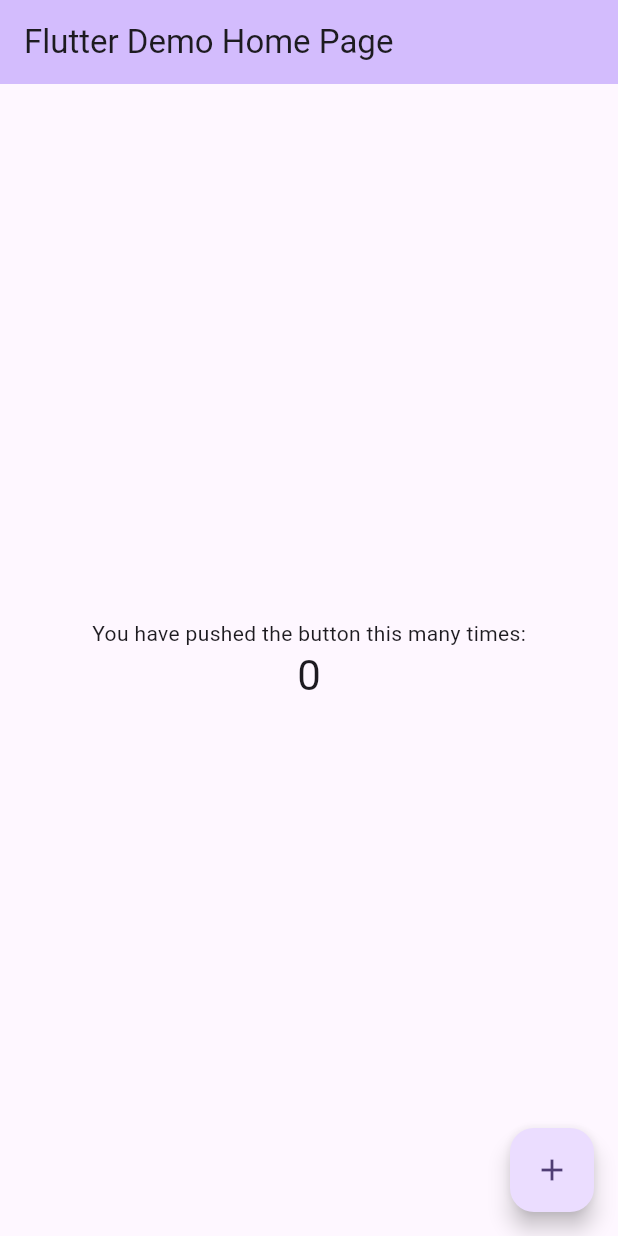
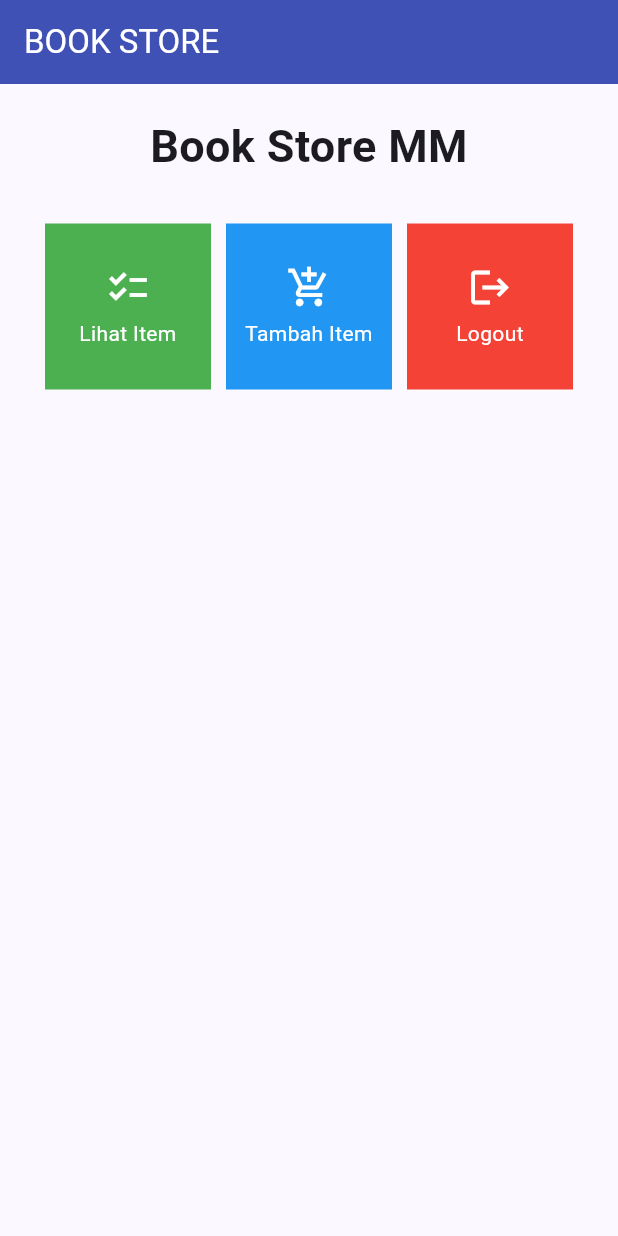
Before and after one commit to monicaa37/book-store-mobile, a Flutter app: the screen it shows after launch, on a phone screen of 412 x 824 dp. Run offline on Flutter 3.47's test engine with Material 2 defaults, Android fonts, the phone set to English and light mode, and no system bars.

Commit message:
tugas 7 selesai

```diff
--- a/lib/main.dart
+++ b/lib/main.dart
@@ -1,4 +1,5 @@
 import 'package:flutter/material.dart';
+import 'package:book_store/menu.dart';
 
 void main() {
   runApp(const MyApp());
@@ -28,98 +29,11 @@ class MyApp extends StatelessWidget {
         //
         // This works for code too, not just values: Most code changes can be
         // tested with just a hot reload.
-        colorScheme: ColorScheme.fromSeed(seedColor: Colors.deepPurple),
+        appBarTheme: AppBarTheme(backgroundColor: Colors.indigo),
+        colorScheme: ColorScheme.fromSeed(seedColor: Colors.indigo),
         useMaterial3: true,
       ),
-      home: const MyHomePage(title: 'Flutter Demo Home Page'),
+      home: MyHomePage(),
     );
   }
 }
-
-class MyHomePage extends StatefulWidget {
-  const MyHomePage({super.key, required this.title});
-
-  // This widget is the home page of your application. It is stateful, meaning
-  // that it has a State object (defined below) that contains fields that affect
-  // how it looks.
-
-  // This class is the configuration for the state. It holds the values (in this
-  // case the title) provided by the parent (in this case the App widget) and
-  // used by the build method of the State. Fields in a Widget subclass are
-  // always marked "final".
-
-  final String title;
-
-  @override
-  State<MyHomePage> createState() => _MyHomePageState();
-}
-
-class _MyHomePageState extends State<MyHomePage> {
-  int _counter = 0;
-
-  void _incrementCounter() {
-    setState(() {
-      // This call to setState tells the Flutter framework that something has
-      // changed in this State, which causes it to rerun the build method below
-      // so that the display can reflect the updated values. If we changed
-      // _counter without calling setState(), then the build method would not be
-      // called again, and so nothing would appear to happen.
-      _counter++;
-    });
-  }
-
-  @override
-  Widget build(BuildContext context) {
-    // This method is rerun every time setState is called, for instance as done
-    // by the _incrementCounter method above.
-    //
-    // The Flutter framework has been optimized to make rerunning build methods
-    // fast, so that you can just rebuild anything that needs updating rather
-    // than having to individually change instances of widgets.
-    return Scaffold(
-      appBar: AppBar(
-        // TRY THIS: Try changing the color here to a specific color (to
-        // Colors.amber, perhaps?) and trigger a hot reload to see the AppBar
-        // change color while the other colors stay the same.
-        backgroundColor: Theme.of(context).colorScheme.inversePrimary,
-        // Here we take the value from the MyHomePage object that was created by
-        // the App.build method, and use it to set our appbar title.
-        title: Text(widget.title),
-      ),
-      body: Center(
-        // Center is a layout widget. It takes a single child and positions it
-        // in the middle of the parent.
-        child: Column(
-          // Column is also a layout widget. It takes a list of children and
-          // arranges them vertically. By default, it sizes itself to fit its
-          // children horizontally, and tries to be as tall as its parent.
-          //
-          // Column has various properties to control how it sizes itself and
-          // how it positions its children. Here we use mainAxisAlignment to
-          // center the children vertically; the main axis here is the vertical
-          // axis because Columns are vertical (the cross axis would be
-          // horizontal).
-          //
-          // TRY THIS: Invoke "debug painting" (choose the "Toggle Debug Paint"
-          // action in the IDE, or press "p" in the console), to see the
-          // wireframe for each widget.
-          mainAxisAlignment: MainAxisAlignment.center,
-          children: <Widget>[
-            const Text(
-              'You have pushed the button this many times:',
-            ),
-            Text(
-              '$_counter',
-              style: Theme.of(context).textTheme.headlineMedium,
-            ),
-          ],
-        ),
-      ),
-      floatingActionButton: FloatingActionButton(
-        onPressed: _incrementCounter,
-        tooltip: 'Increment',
-        child: const Icon(Icons.add),
-      ), // This trailing comma makes auto-formatting nicer for build methods.
-    );
-  }
-}
--- /dev/null
+++ b/lib/menu.dart
@@ -0,0 +1,115 @@
+import 'package:flutter/material.dart';
+
+class MyHomePage extends StatelessWidget {
+    MyHomePage({Key? key}) : super(key: key);
+
+    final List<ShopItem> items = [
+    ShopItem("Lihat Item", Icons.checklist,Colors.green),
+    ShopItem("Tambah Item", Icons.add_shopping_cart, Colors.blue),
+    ShopItem("Logout", Icons.logout, Colors.red),
+];
+
+    @override
+    Widget build(BuildContext context) {
+        return Scaffold(
+      appBar: AppBar(
+        title: const Text(
+          'BOOK STORE',
+          style: TextStyle(
+            color: Colors.white, // Mengatur warna teks menjadi putih
+          ),
+        ),
+      ),
+      body: SingleChildScrollView(
+        // Widget wrapper yang dapat discroll
+        child: Padding(
+          padding: const EdgeInsets.all(10.0), // Set padding dari halaman
+          child: Column(
+            // Widget untuk menampilkan children secara vertikal
+            children: <Widget>[
+              const Padding(
+                padding: EdgeInsets.only(top: 10.0, bottom: 10.0),
+                // Widget Text untuk menampilkan tulisan dengan alignment center dan style yang sesuai
+                child: Text(
+                  'Book Store MM', // Text yang menandakan toko
+                  textAlign: TextAlign.center,
+                  style: TextStyle(
+                    fontSize: 30,
+                    fontWeight: FontWeight.bold,
+                  ),
+                ),
+              ),
+              // Grid layout
+              GridView.count(
+                // Container pada card kita.
+                primary: true,
+                padding: const EdgeInsets.all(20),
+                crossAxisSpacing: 10,
+                mainAxisSpacing: 10,
+                crossAxisCount: 3,
+                shrinkWrap: true,
+                children: items.map((ShopItem item) {
+                  // Iterasi untuk setiap item
+                  return ShopCard(item);
+                }).toList(),
+              ),
+            ],
+          ),
+        ),
+      ),
+    );
+    }
+}
+
+class ShopItem {
+  final String name;
+  final IconData icon;
+  final Color color;  // Tambahkan properti warna
+
+  ShopItem(this.name, this.icon,this.color);
+}
+
+class ShopCard extends StatelessWidget {
+  final ShopItem item;
+
+  const ShopCard(this.item, {super.key}); // Constructor
+
+  @override
+  Widget build(BuildContext context) {
+    return Material(
+      color:  item.color, // Gunakan warna dari ShopItem
+      child: InkWell(
+        // Area responsive terhadap sentuhan
+        onTap: () {
+          // Memunculkan SnackBar ketika diklik
+          ScaffoldMessenger.of(context)
+            ..hideCurrentSnackBar()
+            ..showSnackBar(SnackBar(
+                content: Text("Kamu telah menekan tombol ${item.name}!")));
+        },
+        child: Container(
+          // Container untuk menyimpan Icon dan Text
+          padding: const EdgeInsets.all(8),
+          child: Center(
+            child: Column(
+              mainAxisAlignment: MainAxisAlignment.center,
+              children: [
+                Icon(
+                  item.icon,
+                  color: Colors.white,
+                  size: 30.0,
+                ),
+                const Padding(padding: EdgeInsets.all(3)),
+                Text(
+                  item.name,
+                  textAlign: TextAlign.center,
+                  style: const TextStyle(color: Colors.white),
+                ),
+              ],
+            ),
+          ),
+        ),
+      ),
+    );
+  }
+}
```
Also changed, not shown: 1 other file.
